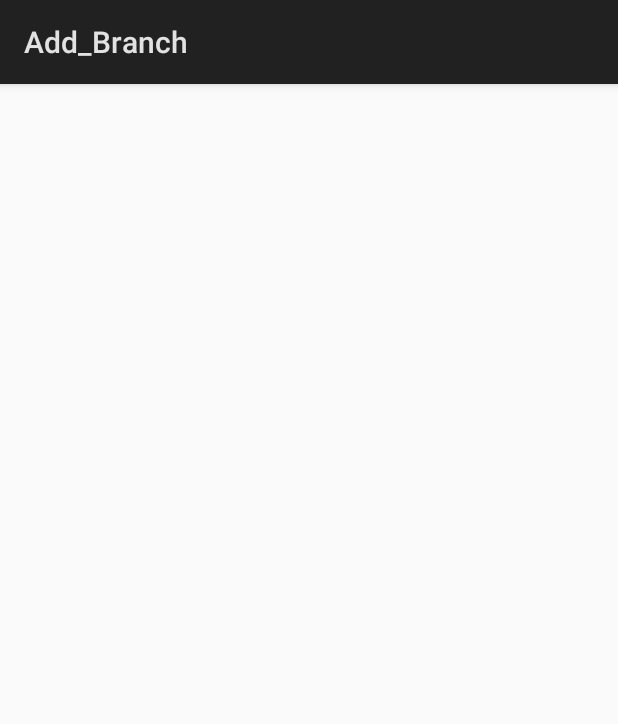
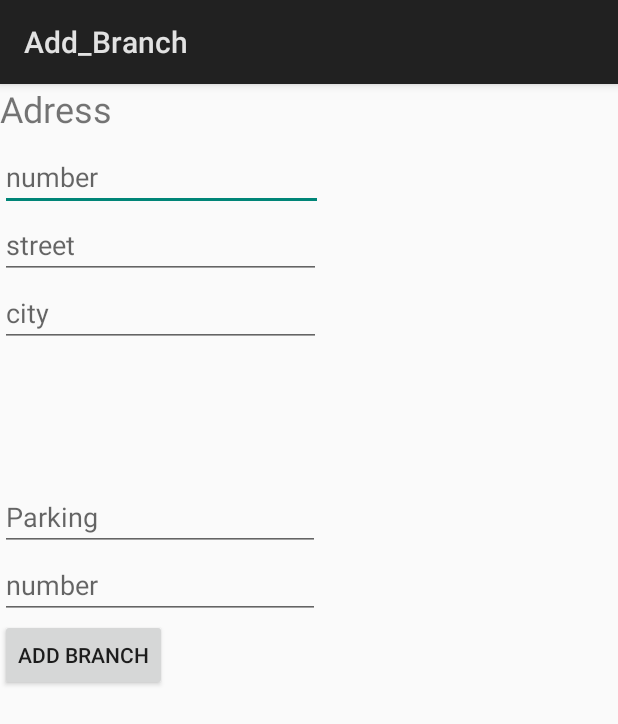
Before and after one commit to elisheva100/AndroidProject, an Android app: the AddBranchActivity screen opened directly, with no data from a screen before it, on a phone screen of 412 x 824 dp. Shown: the top 724 px of the screen. Run offline under Robolectric (Android 15) with nearby library versions, the phone set to English and light mode, and no system bars.

Commit message:
branch activity

```diff
--- a/AndroidStudioProjects/TakeAndGo/app/src/main/AndroidManifest.xml
+++ b/AndroidStudioProjects/TakeAndGo/app/src/main/AndroidManifest.xml
@@ -9,7 +9,7 @@
         android:roundIcon="@mipmap/ic_launcher_round"
         android:supportsRtl="true"
         android:theme="@style/AppTheme">
-        <activity android:name="controller.MainActivity">
+        <activity android:name=".controller.MainActivity">
             <intent-filter>
                 <action android:name="android.intent.action.MAIN" />
 
--- a/AndroidStudioProjects/TakeAndGo/app/src/main/java/com/example/owner/takeandgo/controller/AddCarActivity.java
+++ b/AndroidStudioProjects/TakeAndGo/app/src/main/java/com/example/owner/takeandgo/controller/AddCarActivity.java
@@ -20,6 +20,7 @@ public class AddCarActivity extends AppCompatActivity implements View.OnClickLis
     protected void onCreate(Bundle savedInstanceState) {
         super.onCreate(savedInstanceState);
         setContentView(R.layout.activity_add_car);
+        findViews();
     }
     private EditText branchNumberEditText;
     private EditText ModelTypeEditText;
--- a/AndroidStudioProjects/TakeAndGo/app/src/main/java/com/example/owner/takeandgo/controller/AddClientActivity.java
+++ b/AndroidStudioProjects/TakeAndGo/app/src/main/java/com/example/owner/takeandgo/controller/AddClientActivity.java
@@ -22,7 +22,7 @@ public class AddClientActivity extends Activity implements View.OnClickListener
         setContentView(R.layout.activity_add_client);
         Calendar calander = Calendar.getInstance();
         myDay = calander.get(Calendar.DAY_OF_MONTH);
-        myMonth = calander.get(Calendar.MONTH) + 1;
+        myMonth = calander.get(Calendar.MONTH);
         myYear = calander.get(Calendar.YEAR);
         findViews();
     }
@@ -53,7 +53,7 @@ public class AddClientActivity extends Activity implements View.OnClickListener
             myDay = dayOfMonth;
             Calendar calander = Calendar.getInstance();
             int cDay = calander.get(Calendar.DAY_OF_MONTH);
-            int cMonth = calander.get(Calendar.MONTH) + 1;
+            int cMonth = calander.get(Calendar.MONTH);
             int cYear = calander.get(Calendar.YEAR);
             if (myYear - cYear < 18) {
                 flag =  false;//The user is younger than 18.
@@ -84,7 +84,6 @@ public class AddClientActivity extends Activity implements View.OnClickListener
         datePickerButton = (Button)findViewById( R.id.datePickerButton );
         CreditCardEditText = (EditText)findViewById( R.id.CreditCardEditText );
         addClientButton = (Button)findViewById( R.id.addClientButton );
-
         datePickerButton.setOnClickListener( this );
         addClientButton.setOnClickListener( this );
     }
--- a/AndroidStudioProjects/TakeAndGo/app/src/main/java/com/example/owner/takeandgo/controller/program.java
+++ /dev/null
@@ -1,25 +0,0 @@
-package com.example.owner.takeandgo.controller;
-import com.example.owner.takeandgo.model.entities.Car;
-import java.util.ArrayList;
-import java.util.List;
-import com.example.owner.takeandgo.model.backEnd.AgencyConsts;
-import com.example.owner.takeandgo.model.datasource.List_DBManager;
-import com.example.owner.takeandgo.model.backEnd.DB_manager;
-/**
- * Created by תאיר on 14/11/2017.
- */
-
-public class program {
-
-
-    public static void main(String[] args)
-    {
-        Car c1=new Car (12,44,45,67);
-       Car c2 = new Car (1355,3454,4,5);
-        List<Car> list1 = new ArrayList<>();;
-        //list1.addCar(CarToContentValue(c1));
-        list1.add(c2);
-            System.out.println("yshhh");
-        System.out.println("tair");
-    }
-}
--- a/AndroidStudioProjects/TakeAndGo/app/src/main/res/layout/activity_add_branch.xml
+++ b/AndroidStudioProjects/TakeAndGo/app/src/main/res/layout/activity_add_branch.xml
@@ -1,9 +1,74 @@
 <?xml version="1.0" encoding="utf-8"?>
-<android.support.constraint.ConstraintLayout xmlns:android="http://schemas.android.com/apk/res/android"
-    xmlns:app="http://schemas.android.com/apk/res-auto"
+<LinearLayout xmlns:android="http://schemas.android.com/apk/res/android"
     xmlns:tools="http://schemas.android.com/tools"
+    android:id="@+id/activity_add_branch"
     android:layout_width="match_parent"
     android:layout_height="match_parent"
-    tools:context="com.example.owner.takeandgo.controller.AddBranchActivity">
+    android:orientation="vertical"
+    tools:context="com.example.owner.takeandgo.controller.AddCarActivity"
+    android:weightSum="1">
+    <LinearLayout
+        android:layout_width="433dp"
+        android:layout_height="wrap_content"
+        android:orientation="vertical">
 
-</android.support.constraint.ConstraintLayout>
+        <TextView
+            android:layout_width="98dp"
+            android:layout_height="39dp"
+            android:text="@string/Adress"
+            android:textSize="24sp"
+            />
+
+        <EditText
+            android:id="@+id/StreetNumberEditText"
+            android:layout_width="215dp"
+            android:layout_height="wrap_content"
+            android:hint="@string/number"
+            android:inputType="number" />
+
+        <EditText
+            android:id="@+id/StreetEditText"
+            android:layout_width="214dp"
+            android:layout_height="wrap_content"
+            android:hint="@string/street"
+            android:inputType="text" />
+
+        <EditText
+            android:id="@+id/CityEditText"
+            android:layout_width="214dp"
+            android:layout_height="wrap_content"
+            android:hint="@string/city"
+            android:inputType="text" />
+
+    </LinearLayout>
+
+    <Space
+        android:layout_width="match_parent"
+        android:layout_height="wrap_content"
+        android:layout_weight="0.20" />
+
+    <EditText
+        android:id="@+id/ParkingEditText"
+        android:layout_width="wrap_content"
+        android:layout_height="wrap_content"
+        android:ems="10"
+        android:hint="@string/parking"
+        android:inputType="number" />
+
+
+    <EditText
+        android:id="@+id/BranchNumberEditText"
+        android:layout_width="wrap_content"
+        android:layout_height="wrap_content"
+        android:ems="10"
+        android:hint="@string/number"
+        android:inputType="number" />
+
+
+    <Button
+        android:id="@+id/addBranchButton"
+        android:layout_width="wrap_content"
+        android:layout_height="wrap_content"
+        android:text="@string/add_branch" />
+
+</LinearLayout>
--- a/AndroidStudioProjects/TakeAndGo/app/src/main/res/layout/activity_main.xml
+++ b/AndroidStudioProjects/TakeAndGo/app/src/main/res/layout/activity_main.xml
@@ -1,6 +1,5 @@
 <?xml version="1.0" encoding="utf-8"?>
 <ScrollView xmlns:android="http://schemas.android.com/apk/res/android"
-    xmlns:app="http://schemas.android.com/apk/res-auto"
     xmlns:tools="http://schemas.android.com/tools"
     android:layout_width="match_parent"
     android:layout_height="match_parent"
```
